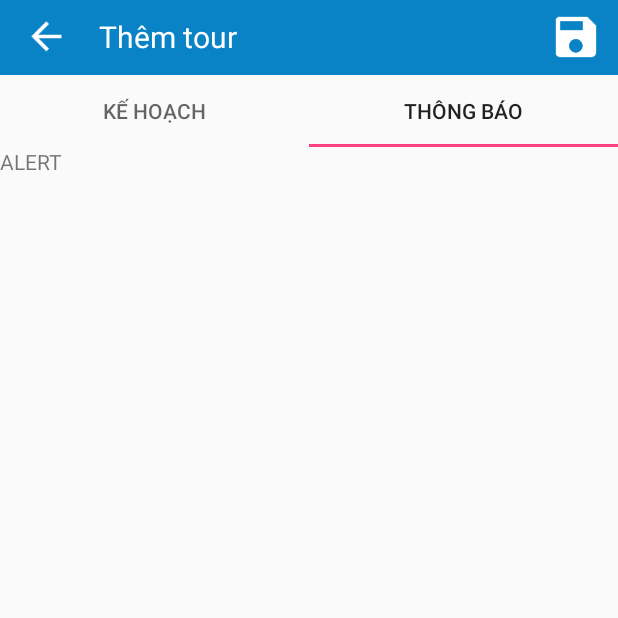
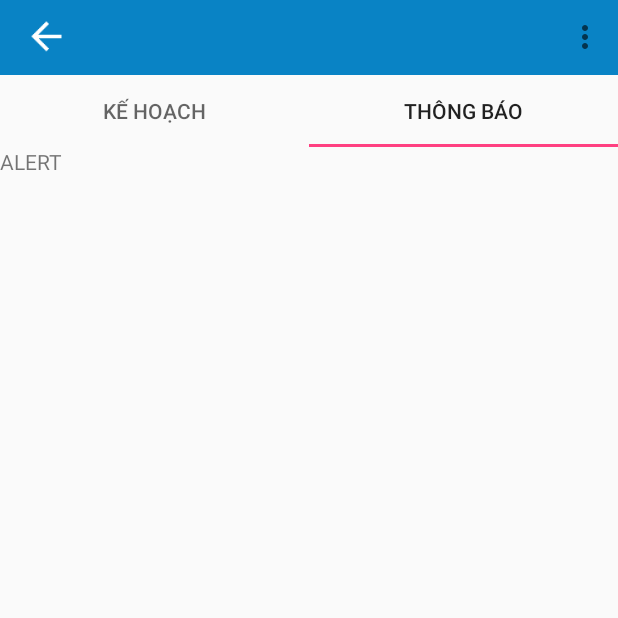
Before and after one commit to at-thanbt/travelapp, an Android app: the DetailTourActivity screen opened directly, with no data from a screen before it, tab 2 chosen, on a phone screen of 412 x 824 dp, the top half of it. Run offline under Robolectric (Android 15) with nearby library versions, the phone set to English and light mode, and no system bars; libraries missing offline, so code that uses them is left out: com.firebase.client; 2 statements that could not run were skipped.

Commit message:
Add menu to tour detail

```diff
--- a/app/src/main/java/com/example/asiantech/travelapp/activities/DetailTourActivity.java
+++ b/app/src/main/java/com/example/asiantech/travelapp/activities/DetailTourActivity.java
@@ -9,7 +9,8 @@ import android.support.v4.app.FragmentPagerAdapter;
 import android.support.v4.view.ViewPager;
 import android.support.v7.app.AppCompatActivity;
 import android.support.v7.widget.Toolbar;
-import android.util.Log;
+import android.view.Menu;
+import android.view.MenuItem;
 
 import com.example.asiantech.travelapp.R;
 import com.example.asiantech.travelapp.activities.fragments.HomeBlankFragment;
@@ -46,7 +47,35 @@ public class DetailTourActivity extends AppCompatActivity {
         tabLayout.setupWithViewPager(viewPager);
     }
 
-    public String getIdTour(){
+    @Override
+    public boolean onCreateOptionsMenu(Menu menu) {
+        getMenuInflater().inflate(R.menu.detail_tour_menu, menu);
+        return true;
+    }
+
+    @Override
+    public boolean onOptionsItemSelected(MenuItem item) {
+        switch (item.getItemId()) {
+            case R.id.itemAddPlan:
+                // TODO: 17/05/2017 Handle click add plan
+                break;
+            case R.id.itemDeleteTrip:
+                // TODO: 17/05/2017 Handle click delete trip
+                break;
+            case R.id.itemEditTrip:
+                // TODO: 17/05/2017 Handle click edit trip
+                break;
+            case R.id.itemMergeTrip:
+                // TODO: 17/05/2017 Handle click merge trip
+                break;
+            case R.id.itemPeople:
+                // TODO: 17/05/2017 Handle click people
+                break;
+        }
+        return false;
+    }
+
+    public String getIdTour() {
         return mIdTour;
     }
 
--- a/app/src/main/java/com/example/asiantech/travelapp/activities/LoginTourGuideActivity.java
+++ b/app/src/main/java/com/example/asiantech/travelapp/activities/LoginTourGuideActivity.java
@@ -72,7 +72,7 @@ public class LoginTourGuideActivity extends BaseActivity {
                                 intent = new Intent(LoginTourGuideActivity.this, MainTourGuideActivity.class);
                                 startActivity(intent);
                             } else {
-g                                showMessageDialog(getString(R.string.username_or_password_invalid));
+                                showMessageDialog(getString(R.string.username_or_password_invalid));
                             }
                         }
 
--- a/app/src/main/java/com/example/asiantech/travelapp/activities/MainTourGuideActivity.java
+++ b/app/src/main/java/com/example/asiantech/travelapp/activities/MainTourGuideActivity.java
@@ -48,7 +48,7 @@ public class MainTourGuideActivity extends AppCompatActivity implements View.OnC
         mToolbar = (Toolbar) findViewById(R.id.toolBar);
         mDrawerLayout = (DrawerLayout) findViewById(R.id.drawerLayout);
         mRecyclerViewMenu = (RecyclerView) findViewById(R.id.frLeftMenuContainer);
-        mRlContainer = (View) findViewById(R.id.frMainContainer);
+        mRlContainer = findViewById(R.id.frMainContainer);
         inits();
     }
 
--- a/app/src/main/res/layout/activity_detail_tour.xml
+++ b/app/src/main/res/layout/activity_detail_tour.xml
@@ -3,9 +3,36 @@
     android:layout_width="match_parent"
     android:layout_height="match_parent">
 
-    <include
+    <android.support.v7.widget.Toolbar
         android:id="@+id/toolBar"
-        layout="@layout/tool_bar_add_tour" />
+        android:layout_width="match_parent"
+        android:layout_height="50dp"
+        android:background="#0983C5"
+        android:orientation="vertical">
+
+        <RelativeLayout
+            android:layout_width="match_parent"
+            android:layout_height="40dp">
+
+            <ImageView
+                android:id="@+id/imgBack"
+                android:layout_width="30dp"
+                android:layout_height="30dp"
+                android:layout_centerVertical="true"
+                android:contentDescription="@null"
+                android:src="@drawable/ic_back" />
+
+            <TextView
+                android:id="@+id/titleToolbar"
+                android:layout_width="wrap_content"
+                android:layout_height="wrap_content"
+                android:layout_centerVertical="true"
+                android:layout_marginLeft="20dp"
+                android:layout_toRightOf="@+id/imgBack"
+                android:textColor="@android:color/white"
+                android:textSize="20sp" />
+        </RelativeLayout>
+    </android.support.v7.widget.Toolbar>
 
     <android.support.design.widget.TabLayout
         android:id="@+id/tabs"
--- a/app/src/main/res/layout/activity_main_tourguide.xml
+++ b/app/src/main/res/layout/activity_main_tourguide.xml
@@ -3,6 +3,7 @@
     xmlns:tools="http://schemas.android.com/tools"
     android:layout_width="match_parent"
     android:layout_height="match_parent"
+    android:background="@android:color/white"
     tools:context=".activities.MainTourGuideActivity">
 
     <android.support.v4.widget.DrawerLayout
--- /dev/null
+++ b/app/src/main/res/menu/detail_tour_menu.xml
@@ -0,0 +1,22 @@
+<?xml version="1.0" encoding="utf-8"?>
+<menu xmlns:android="http://schemas.android.com/apk/res/android">
+
+    <item
+        android:id="@+id/itemEditTrip"
+        android:title="@string/item_detail_tour_menu_edit" />
+    <item
+        android:id="@+id/itemAddPlan"
+        android:title="@string/item_detail_tour_menu_add_plan" />
+
+    <item
+        android:id="@+id/itemPeople"
+        android:title="@string/item_detail_tour_menu_people" />
+
+    <item
+        android:id="@+id/itemDeleteTrip"
+        android:title="@string/item_detail_tour_menu_delete_trip" />
+
+    <item
+        android:id="@+id/itemMergeTrip"
+        android:title="@string/item_detail_tour_menu_merge_trip" />
+</menu>
--- a/app/src/main/res/values/strings.xml
+++ b/app/src/main/res/values/strings.xml
@@ -16,4 +16,9 @@
     <string name="URL_BASE">https://travelapp-4961a.firebaseio.com/</string>
     <string name="button_close_text">Đóng</string>
     <string name="username_or_password_invalid">Sai tên đăng nhập hoặc mật khẩu</string>
+    <string name="item_detail_tour_menu_edit">Sửa</string>
+    <string name="item_detail_tour_menu_add_plan">Thêm kế hoạch</string>
+    <string name="item_detail_tour_menu_people">Người tham gia</string>
+    <string name="item_detail_tour_menu_delete_trip">Xóa chuyến đi</string>
+    <string name="item_detail_tour_menu_merge_trip">Gộp chuyến đi</string>
 </resources>
```
